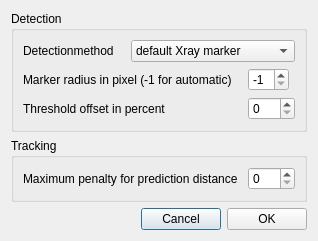
Before: the Qt Designer form src/ui/ui-files/MarkerDialog.ui in XROMMPackages/xmalab, drawn with Qt 5.
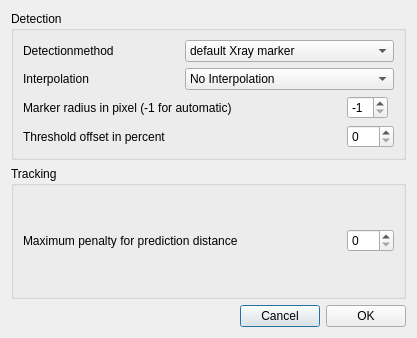
After: the same form once the commit is applied. Icons and pictures are not drawn.

Commit message: fixes #12 : Added interpolation - Removed polyfit optimization from detection methods - Reassigned markerstatus - Changed format to 0.2 - added delete for several dialogs which were not cleaned up - Fixed a bug in which the marker dialog was not assigned the correct marker id

What changed in the file:
```diff
--- a/src/ui/ui-files/MarkerDialog.ui
+++ b/src/ui/ui-files/MarkerDialog.ui
@@ -6,8 +6,8 @@
    <rect>
     <x>0</x>
     <y>0</y>
-    <width>313</width>
-    <height>211</height>
+    <width>417</width>
+    <height>338</height>
    </rect>
   </property>
   <property name="sizePolicy">
@@ -45,7 +45,7 @@
       <string>Detection</string>
      </property>
      <layout class="QGridLayout" name="gridLayout">
-      <item row="2" column="2">
+      <item row="4" column="2">
        <widget class="QSpinBox" name="spinBox_ThresholdOffset">
         <property name="sizePolicy">
          <sizepolicy hsizetype="Maximum" vsizetype="Fixed">
@@ -58,7 +58,14 @@
         </property>
        </widget>
       </item>
-      <item row="1" column="2">
+      <item row="0" column="0">
+       <widget class="QLabel" name="label_4">
+        <property name="text">
+         <string>Detectionmethod</string>
+        </property>
+       </widget>
+      </item>
+      <item row="3" column="2">
        <widget class="QSpinBox" name="spinBox_MarkerRadius">
         <property name="sizePolicy">
          <sizepolicy hsizetype="Maximum" vsizetype="Fixed">
@@ -77,27 +84,13 @@
         </property>
        </widget>
       </item>
-      <item row="0" column="0">
-       <widget class="QLabel" name="label_4">
-        <property name="text">
-         <string>Detectionmethod</string>
-        </property>
-       </widget>
-      </item>
-      <item row="1" column="0" colspan="2">
+      <item row="3" column="0" colspan="2">
        <widget class="QLabel" name="label">
         <property name="text">
          <string>Marker radius in pixel (-1 for automatic)</string>
         </property>
        </widget>
       </item>
-      <item row="2" column="0" colspan="2">
-       <widget class="QLabel" name="label_2">
-        <property name="text">
-         <string>Threshold offset in percent</string>
-        </property>
-       </widget>
-      </item>
       <item row="0" column="1" colspan="2">
        <widget class="QComboBox" name="comboBox_Method">
         <item>
@@ -137,6 +130,44 @@
         </item>
        </widget>
       </item>
+      <item row="4" column="0" colspan="2">
+       <widget class="QLabel" name="label_2">
+        <property name="text">
+         <string>Threshold offset in percent</string>
+        </property>
+       </widget>
+      </item>
+      <item row="1" column="0">
+       <widget class="QLabel" name="label_5">
+        <property name="text">
+         <string>Interpolation</string>
+        </property>
+       </widget>
+      </item>
+      <item row="1" column="1" colspan="2">
+       <widget class="QComboBox" name="comboBox_Interpolation">
+        <item>
+         <property name="text">
+          <string>No Interpolation</string>
+         </property>
+        </item>
+        <item>
+         <property name="text">
+          <string>Repeat Values</string>
+         </property>
+        </item>
+        <item>
+         <property name="text">
+          <string>Linear Interpolation</string>
+         </property>
+        </item>
+        <item>
+         <property name="text">
+          <string>Spline Interpolation</string>
+         </property>
+        </item>
+       </widget>
+      </item>
      </layout>
     </widget>
    </item>
```
Left out of the diff: 10 changed lines with no effect on the pictures. The commit also changes 28 other files.
